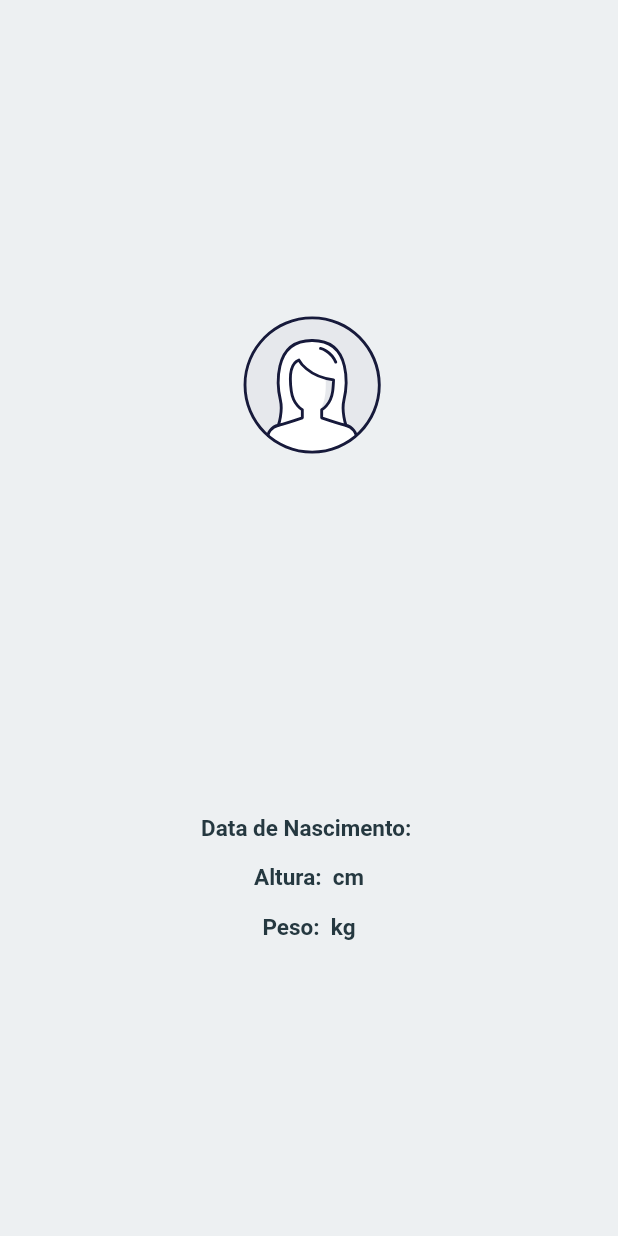
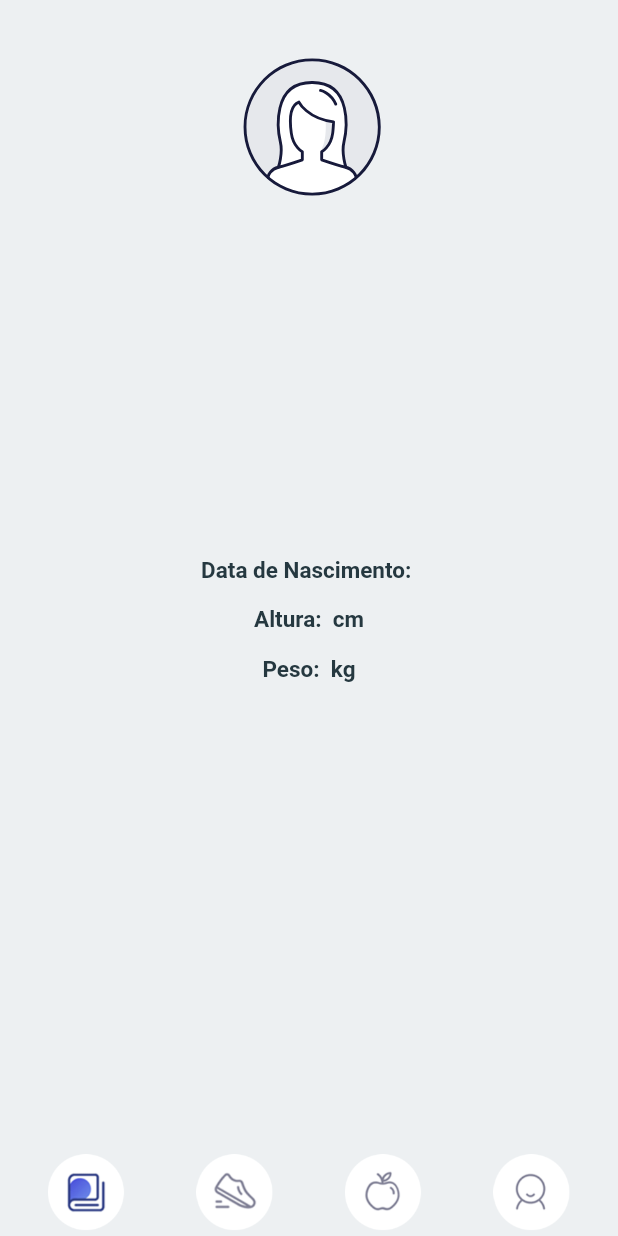
Before and after one commit to Teitei011/Backend-Antwan, a Flutter app: the ProfilePage screen opened directly with empty values, on a phone screen of 412 x 824 dp. Run offline on Flutter 3.47's test engine with Material 2 defaults, Android fonts, the phone set to English and light mode, and no system bars; our stand-ins replace lottie, shared_preferences; accounts and stored records are empty; network calls fail.

Commit message:
[ADIÇÃO] Bottombar on all the screens

```diff
--- /dev/null
+++ b/Frontend/lib/fitness_app/components/bottombar_view.dart
@@ -0,0 +1,59 @@
+import "package:flutter/material.dart";
+import "package:naturalteam/fitness_app/bottom_navigation_view/bottom_bar_view.dart";
+import "package:naturalteam/fitness_app/models/tabIcon_data.dart";
+import "package:naturalteam/fitness_app/my_diary/my_diary_screen.dart";
+import "package:naturalteam/screens/diets/diet_screen_grid.dart";
+import "package:naturalteam/screens/profile_screen.dart";
+import "package:naturalteam/screens/training/training_screen.dart";
+
+class CustomBottomBarView extends StatelessWidget {
+  final Map<String, dynamic>? data;
+
+  const CustomBottomBarView({Key? key, this.data}) : super(key: key);
+
+  @override
+  Widget build(BuildContext context) {
+    return BottomBarView(
+      tabIconsList: TabIconData.tabIconsList,
+      addClick: () {
+        Navigator.push<dynamic>(
+          context,
+          MaterialPageRoute<dynamic>(
+            builder: (BuildContext context) => MyDiaryScreen(),
+          ),
+        );
+      },
+      changeIndex: (int index) {
+        if (index == 1) {
+          Navigator.push<dynamic>(
+            context,
+            MaterialPageRoute<dynamic>(
+              builder: (BuildContext context) => TrainingScreen(),
+            ),
+          );
+        } else if (index == 2) {
+          Navigator.push<dynamic>(
+            context,
+            MaterialPageRoute<dynamic>(
+              builder: (BuildContext context) => DietScreen(),
+            ),
+          );
+        } else if (index == 3) {
+          Navigator.push<dynamic>(
+            context,
+            MaterialPageRoute<dynamic>(
+              builder: (BuildContext context) => ProfilePage(
+                name: data?["user"]["name"].toString() ?? 'N/A',
+                email: data?["user"]["email"].toString() ?? 'N/A',
+                dateOfBirth: data?["user"]["dateOfBirth"].toString() ?? 'N/A',
+                height: data?["user"]["height"].toString() ?? 'N/A',
+                weight: data?["user"]["weight"].toString() ?? 'N/A',
+              ),
+              fullscreenDialog: true,
+            ),
+          );
+        }
+      },
+    );
+  }
+}
--- a/Frontend/lib/screens/diets/diet_screen_grid.dart
+++ b/Frontend/lib/screens/diets/diet_screen_grid.dart
@@ -1,4 +1,5 @@
 import 'package:flutter/material.dart';
+import 'package:naturalteam/fitness_app/components/bottombar_view.dart';
 import 'package:naturalteam/fitness_app/models/diet.dart';
 
 import 'package:naturalteam/app_theme.dart';
@@ -84,6 +85,7 @@ class _DietScreenState extends State<DietScreen> {
                 mealType: "Ceia",
                 mealItems: dietTemplate.nightSnack,
               ),
+              CustomBottomBarView(),
             ]),
           )
         ]),
--- a/Frontend/lib/screens/fitness_app_home_screen copy.dart
+++ b/Frontend/lib/screens/fitness_app_home_screen copy.dart
@@ -120,8 +120,8 @@ class _FitnessAppHomeScreenState extends State<FitnessAppHomeScreen>
                 }
                 setState(() {
                   tabBody = ProfilePage(
-                    Nome: "Stefan",
-                    Email: "stefantleal14@gmail.com",
+                    name: "Stefan",
+                    email: "stefantleal14@gmail.com",
                     dateOfBirth: "24/08/1998",
                     height: "169",
                     weight: "53",
--- a/Frontend/lib/screens/profile_screen.dart
+++ b/Frontend/lib/screens/profile_screen.dart
@@ -1,6 +1,7 @@
 import 'package:flutter/material.dart';
 import 'package:lottie/lottie.dart';
 import 'package:naturalteam/app_theme.dart';
+import 'package:naturalteam/fitness_app/components/bottombar_view.dart';
 
 class ProfilePage extends StatelessWidget {
   const ProfilePage(
@@ -20,13 +21,16 @@ class ProfilePage extends StatelessWidget {
     return Scaffold(
       backgroundColor: AppTheme.notWhite,
       body: SafeArea(
-        child: Center(
+        child: Column(
+          children: [
+            Center(
               child: SingleChildScrollView(
                 child: Column(
                   children: [
                     AnimatedContainer(
                       height: 150,
-                  child: Lottie.asset('assets/animation/woman_profile.json'),
+                      child:
+                          Lottie.asset('assets/animation/woman_profile.json'),
                       transform:
                           Matrix4.translationValues(0.0, 30 * (1.0 - 0.5), 0.0),
                       duration: Duration(seconds: 1),
@@ -66,6 +70,10 @@ class ProfilePage extends StatelessWidget {
                 ),
               ),
             ),
+            Expanded(child: Container()),
+            CustomBottomBarView(),
+          ],
+        ),
       ),
     );
   }
--- a/Frontend/lib/screens/training/training_screen.dart
+++ b/Frontend/lib/screens/training/training_screen.dart
@@ -1,3 +1,4 @@
+import 'package:naturalteam/fitness_app/components/bottombar_view.dart';
 import 'package:naturalteam/fitness_app/components/exercise_card.dart';
 import 'package:flutter/material.dart';
 import 'package:naturalteam/fitness_app/fitness_app_theme.dart';
@@ -75,6 +76,7 @@ class _TrainingScreenState extends State<TrainingScreen>
                 ),
               ),
             ),
+            CustomBottomBarView(),
           ],
         ),
       ),
```
Also changed, not shown: Frontend/lib/screens/home_screen.dart (+2 -40 lines). Lines whose indentation alone changed are shown as unchanged.
